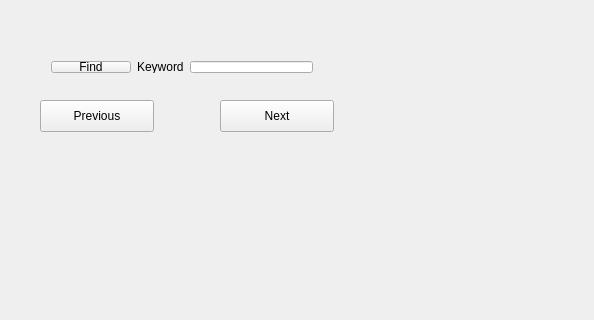
First picture: the form in colorcreator.ui, repository northern-bites/nbites, before the edit; both pictures show x 0 to 594 and y 0 to 320 of the 1000 by 727 pixel window.
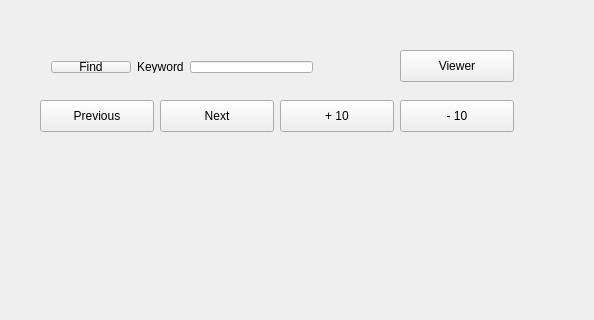
Second picture: the form after the edit.

Diff of the .ui file:
```diff
--- a/colorcreator.ui
+++ b/colorcreator.ui
@@ -32,7 +32,7 @@
   <widget class="QPushButton" name="nextButton">
    <property name="geometry">
     <rect>
-     <x>220</x>
+     <x>160</x>
      <y>100</y>
      <width>114</width>
      <height>32</height>
@@ -428,6 +428,45 @@
     <string>Make New</string>
    </property>
   </widget>
+  <widget class="QPushButton" name="plusTen">
+   <property name="geometry">
+    <rect>
+     <x>280</x>
+     <y>100</y>
+     <width>114</width>
+     <height>32</height>
+    </rect>
+   </property>
+   <property name="text">
+    <string>+ 10</string>
+   </property>
+  </widget>
+  <widget class="QPushButton" name="minusTen">
+   <property name="geometry">
+    <rect>
+     <x>400</x>
+     <y>100</y>
+     <width>114</width>
+     <height>32</height>
+    </rect>
+   </property>
+   <property name="text">
+    <string>- 10</string>
+   </property>
+  </widget>
+  <widget class="QPushButton" name="viewer">
+   <property name="geometry">
+    <rect>
+     <x>400</x>
+     <y>50</y>
+     <width>114</width>
+     <height>32</height>
+    </rect>
+   </property>
+   <property name="text">
+    <string>Viewer</string>
+   </property>
+  </widget>
  </widget>
  <layoutdefault spacing="6" margin="11"/>
  <resources/>
```
